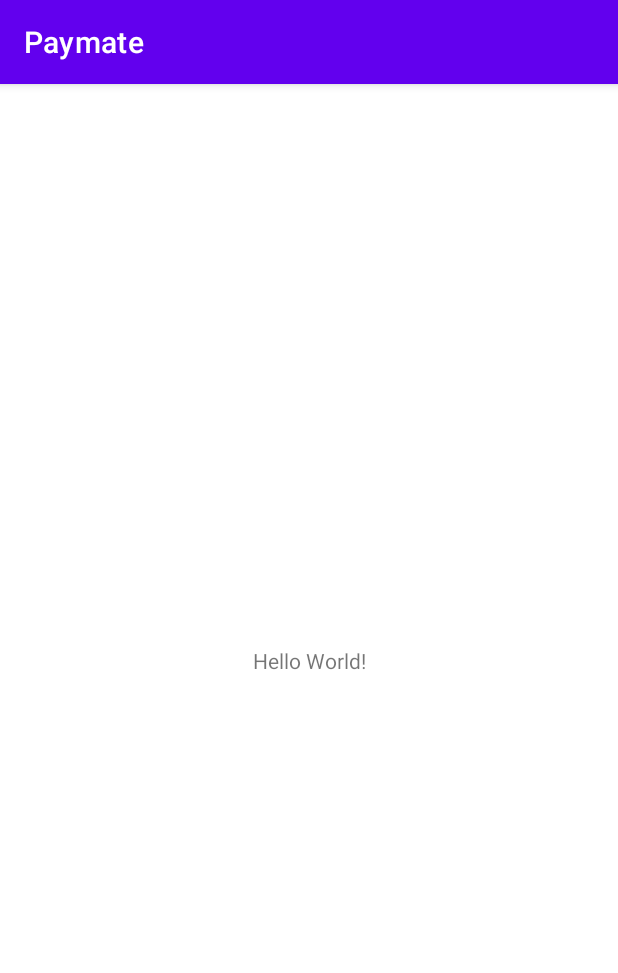
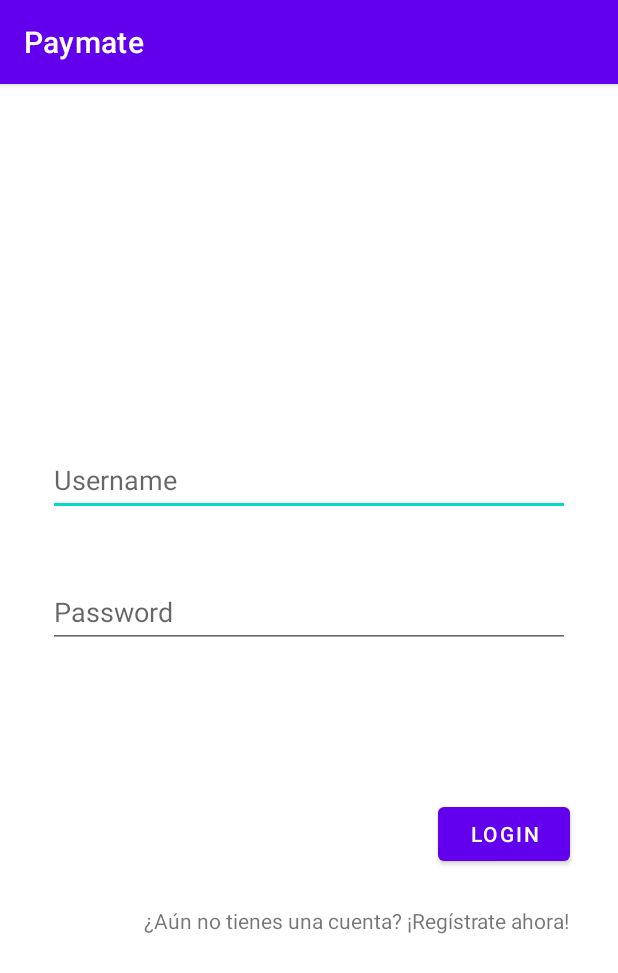
Before and after one commit to Tr3sar/Paymate, an Android app: the screen it shows after launch (MainActivity before the commit, LoginActivity after it), on a phone screen of 412 x 824 dp. Shown: the top 973 px of the screen. Run offline under Robolectric (Android 15) with nearby library versions, the phone set to English and light mode, and no system bars.

Commit message:
Interfaces de login y registro

```diff
--- a/app/src/main/AndroidManifest.xml
+++ b/app/src/main/AndroidManifest.xml
@@ -12,7 +12,10 @@
         android:theme="@style/Theme.Paymate"
         tools:targetApi="31">
         <activity
-            android:name=".ui.MainActivity"
+            android:name=".ui.register.RegisterActivity"
+            android:exported="false" />
+        <activity
+            android:name=".ui.login.LoginActivity"
             android:exported="true">
             <intent-filter>
                 <action android:name="android.intent.action.MAIN" />
--- a/app/src/main/java/dadm/jmartor/paymate/ui/MainActivity.kt
+++ /dev/null
@@ -1,15 +0,0 @@
-package dadm.jmartor.paymate.ui
-
-import androidx.appcompat.app.AppCompatActivity
-import android.os.Bundle
-import dadm.jmartor.paymate.R
-import dadm.jmartor.paymate.databinding.ActivityMainBinding
-
-class MainActivity : AppCompatActivity() {
-    override fun onCreate(savedInstanceState: Bundle?) {
-        super.onCreate(savedInstanceState)
-
-        val binding = ActivityMainBinding.inflate(layoutInflater)
-        setContentView(binding.root)
-    }
-}
--- /dev/null
+++ b/app/src/main/java/dadm/jmartor/paymate/ui/login/LoginActivity.kt
@@ -0,0 +1,28 @@
+package dadm.jmartor.paymate.ui.login
+
+import android.content.Intent
+import androidx.appcompat.app.AppCompatActivity
+import android.os.Bundle
+import dadm.jmartor.paymate.R
+import dadm.jmartor.paymate.databinding.ActivityLoginBinding
+import dadm.jmartor.paymate.ui.register.RegisterActivity
+
+class LoginActivity : AppCompatActivity() {
+    private lateinit var binding: ActivityLoginBinding
+
+    override fun onCreate(savedInstanceState: Bundle?) {
+        super.onCreate(savedInstanceState)
+        binding = ActivityLoginBinding.inflate(layoutInflater)
+
+        setContentView(binding.root)
+
+        binding.btnLogin.setOnClickListener() {
+            val intent = Intent(this, RegisterActivity::class.java)
+            startActivity(intent)
+        }
+    }
+
+    override fun onDestroy() {
+        super.onDestroy()
+    }
+}
--- /dev/null
+++ b/app/src/main/res/layout/activity_login.xml
@@ -0,0 +1,56 @@
+<?xml version="1.0" encoding="utf-8"?>
+<androidx.constraintlayout.widget.ConstraintLayout xmlns:android="http://schemas.android.com/apk/res/android"
+    xmlns:app="http://schemas.android.com/apk/res-auto"
+    xmlns:tools="http://schemas.android.com/tools"
+    android:layout_width="match_parent"
+    android:layout_height="match_parent">
+
+    <EditText
+        android:id="@+id/etUsername"
+        android:layout_width="match_parent"
+        android:layout_height="48dp"
+        android:layout_marginStart="32dp"
+        android:layout_marginTop="240dp"
+        android:layout_marginEnd="32dp"
+        android:ems="10"
+        android:hint="@string/usernameHint"
+        android:inputType="textPersonName"
+        android:text=""
+        app:layout_constraintEnd_toEndOf="parent"
+        app:layout_constraintStart_toStartOf="parent"
+        app:layout_constraintTop_toTopOf="parent" />
+
+    <EditText
+        android:id="@+id/etPassword"
+        android:layout_width="match_parent"
+        android:layout_height="48dp"
+        android:layout_marginStart="32dp"
+        android:layout_marginTop="40dp"
+        android:layout_marginEnd="32dp"
+        android:ems="10"
+        android:hint="@string/passwordHint"
+        android:inputType="textPassword"
+        app:layout_constraintEnd_toEndOf="parent"
+        app:layout_constraintStart_toStartOf="parent"
+        app:layout_constraintTop_toBottomOf="@+id/etUsername" />
+
+    <Button
+        android:id="@+id/btn_login"
+        android:layout_width="wrap_content"
+        android:layout_height="wrap_content"
+        android:layout_marginTop="100dp"
+        android:layout_marginEnd="32dp"
+        android:text="@string/loginTitle"
+        app:layout_constraintEnd_toEndOf="parent"
+        app:layout_constraintTop_toBottomOf="@+id/etPassword" />
+
+    <TextView
+        android:id="@+id/tvRegister"
+        android:layout_width="wrap_content"
+        android:layout_height="wrap_content"
+        android:layout_marginTop="24dp"
+        android:layout_marginEnd="32dp"
+        android:text="@string/registerMessage"
+        app:layout_constraintEnd_toEndOf="parent"
+        app:layout_constraintTop_toBottomOf="@+id/btn_login" />
+</androidx.constraintlayout.widget.ConstraintLayout>
--- a/app/src/main/res/layout/activity_main.xml
+++ /dev/null
@@ -1,18 +0,0 @@
-<?xml version="1.0" encoding="utf-8"?>
-<androidx.constraintlayout.widget.ConstraintLayout xmlns:android="http://schemas.android.com/apk/res/android"
-    xmlns:app="http://schemas.android.com/apk/res-auto"
-    xmlns:tools="http://schemas.android.com/tools"
-    android:layout_width="match_parent"
-    android:layout_height="match_parent"
-    tools:context=".ui.MainActivity">
-
-    <TextView
-        android:layout_width="wrap_content"
-        android:layout_height="wrap_content"
-        android:text="Hello World!"
-        app:layout_constraintBottom_toBottomOf="parent"
-        app:layout_constraintEnd_toEndOf="parent"
-        app:layout_constraintStart_toStartOf="parent"
-        app:layout_constraintTop_toTopOf="parent" />
-
-</androidx.constraintlayout.widget.ConstraintLayout>
--- a/app/src/main/res/values/strings.xml
+++ b/app/src/main/res/values/strings.xml
@@ -4,4 +4,8 @@
     <string name="registerTitle">Register</string>
     <string name="groupsTitle">Groups</string>
     <string name="newGroupTitle">Get a new Group!</string>
+    <string name="usernameHint">Username</string>
+    <string name="passwordHint">Password</string>
+    <string name="registerMessage">¿Aún no tienes una cuenta? ¡Regístrate ahora!</string>
+    <string name="loginMessage">¿Ya tienes una cuenta? Inicia sesión ahora.</string>
 </resources>
```
Also changed, not shown: app/src/main/java/dadm/jmartor/paymate/ui/login/LoginFragment.kt (deleted, +0 -24 lines), app/src/main/java/dadm/jmartor/paymate/ui/register/RegisterActivity.kt (added, +12 -0 lines), app/src/main/java/dadm/jmartor/paymate/ui/register/RegisterFragment.kt (deleted, +0 -24 lines), app/src/main/res/layout/activity_register.xml (added, +56 -0 lines), app/src/main/res/layout/fragment_login.xml (deleted, +0 -17 lines), app/src/main/res/layout/fragment_register.xml (deleted, +0 -17 lines).
